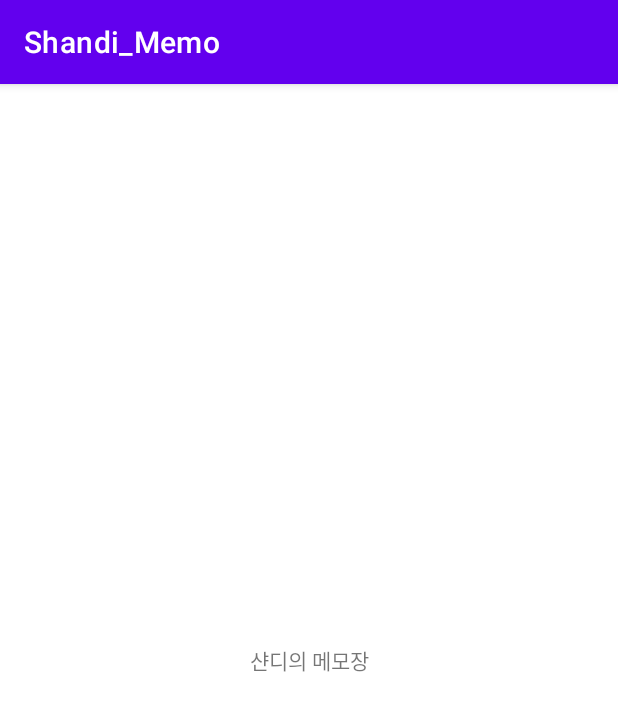
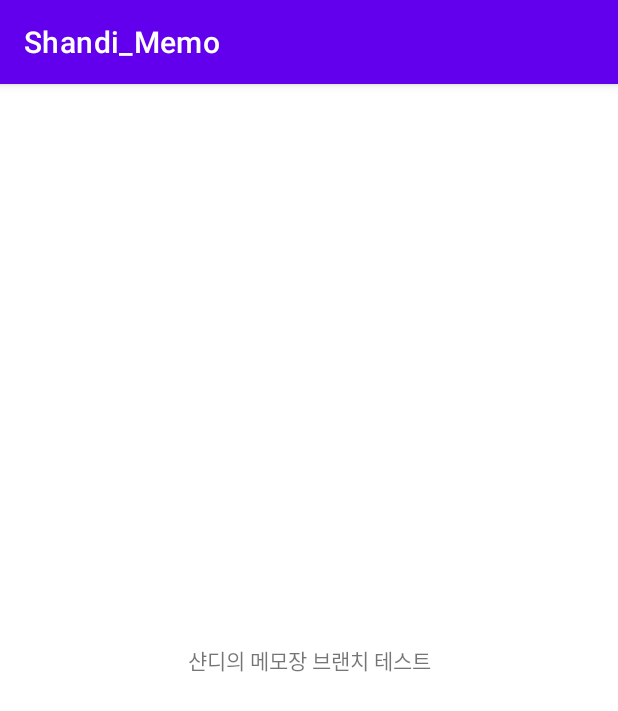
Before and after one commit to UngHa/Shandi_Memo, an Android app: the screen it shows after launch (MainActivity), on a phone screen of 412 x 824 dp. Shown: the top 711 px of the screen. Run offline under Robolectric (Android 15) with nearby library versions, the phone set to English and light mode, and no system bars.

Commit message:
Branch test

```diff
--- a/app/src/main/res/layout/activity_main.xml
+++ b/app/src/main/res/layout/activity_main.xml
@@ -9,7 +9,7 @@
     <TextView
         android:layout_width="wrap_content"
         android:layout_height="wrap_content"
-        android:text="샨디의 메모장"
+        android:text="샨디의 메모장 브랜치 테스트"
         app:layout_constraintBottom_toBottomOf="parent"
         app:layout_constraintLeft_toLeftOf="parent"
         app:layout_constraintRight_toRightOf="parent"
```
